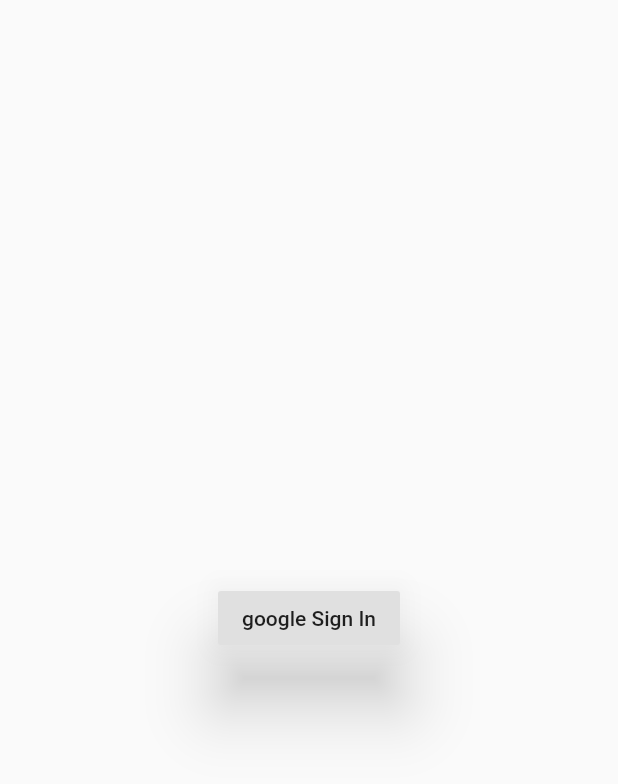
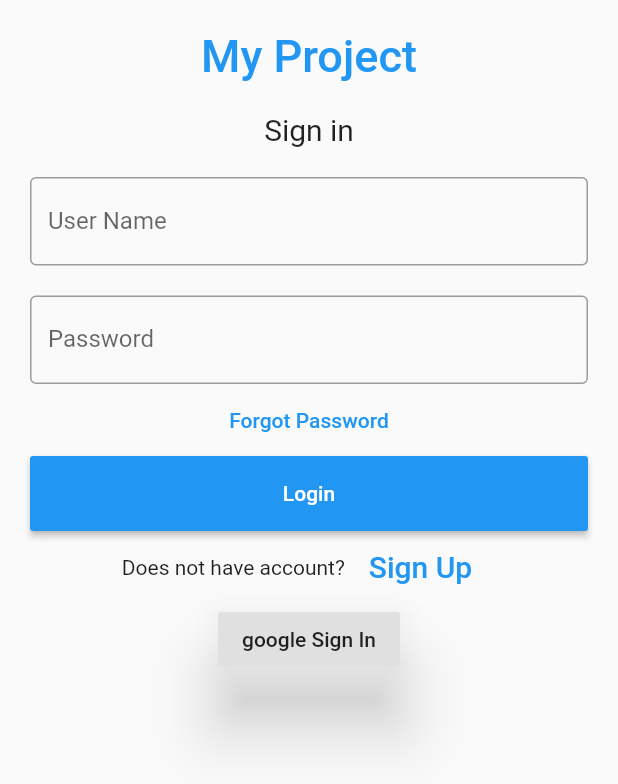
Before and after one commit to raunak-many-ac/Flutter_UI, a Flutter app: the screen it shows after launch, on a phone screen of 412 x 824 dp. Shown: the top 784 px of the screen. Run offline on Flutter 3.47's test engine with Material 2 defaults, Android fonts, the phone set to English and light mode, and no system bars; our stand-ins replace firebase_auth, firebase_core, flutter_svg, google_sign_in; accounts and stored records are empty.

Commit message:
login and signup forms

```diff
--- a/lib/Auth/AuthScreen.dart
+++ b/lib/Auth/AuthScreen.dart
@@ -1,41 +1,66 @@
 import 'package:firebase_auth/firebase_auth.dart';
 import 'package:flutter/material.dart';
 import 'package:google_sign_in/google_sign_in.dart';
+import 'package:myproject/Auth/SignUpForm.dart';
+import 'package:myproject/Auth/LoginForm.dart';
 import 'package:myproject/Auth/google_signin.dart';
 import 'package:myproject/HomePage.dart';
 
 class AuthScreen extends StatefulWidget {
+
   @override
   _AuthScreenState createState() => _AuthScreenState();
 }
 
 class _AuthScreenState extends State<AuthScreen> {
 
+  bool _signUp = false;
+
   @override
   Widget build(BuildContext context) {
     return Scaffold(
-      body: Center(
+        body: Padding(
+            padding: EdgeInsets.all(10),
+            child: ListView(
+              children: <Widget>[
+                Container(
+                    alignment: Alignment.center,
+                    padding: EdgeInsets.all(10),
+                    child: Text(
+                      'My Project',
+                      style: TextStyle(
+                          color: Colors.blue,
+                          fontWeight: FontWeight.w500,
+                          fontSize: 30),
+                    )),
+                _signUp ? SignUpForm(setSignUp) : LoginForm(setSignUp),
+                Center(
                   child: RaisedButton(
                     elevation: 20,
                     child: Text('google Sign In'),
                     onPressed: () => signIn(context),
                   ),
                 ),
-    );
+              ],
+            )));
   }
 
-  void signIn(BuildContext context) async{
-    if(await googleSignIn())
-      goToHomeScreen(context);
+  void setSignUp(bool signup){
+    setState(() {
+      _signUp = signup;
+    });
+  }
+
+  void signIn(BuildContext context) async {
+    if (await googleSignIn()) goToHomeScreen(context);
   }
 
   //..pop current screen and go to another one
-  void goToHomeScreen(BuildContext context){
+  void goToHomeScreen(BuildContext context) {
     Navigator.pop(context);
     Navigator.push(
         context,
-      MaterialPageRoute(builder: (context) => MyHomePage(title: 'Flutter Demo Home Page'))
-    );
+        MaterialPageRoute(
+            builder: (context) => MyHomePage(title: 'Flutter Demo Home Page')));
   }
-
 }
--- /dev/null
+++ b/lib/Auth/LoginForm.dart
@@ -0,0 +1,74 @@
+import 'package:flutter/material.dart';
+import 'package:myproject/Auth/AuthScreen.dart';
+
+Widget LoginForm(Function setSignUp){
+  return Column(
+    children: [
+      Container(
+          alignment: Alignment.center,
+          padding: EdgeInsets.all(10),
+          child: Text(
+            'Sign in',
+            style: TextStyle(fontSize: 20),
+          )),
+      Container(
+        padding: EdgeInsets.all(10),
+        child: TextField(
+          // controller: nameController,
+          decoration: InputDecoration(
+            border: OutlineInputBorder(),
+            labelText: 'User Name',
+          ),
+        ),
+      ),
+      Container(
+        padding: EdgeInsets.fromLTRB(10, 10, 10, 0),
+        child: TextField(
+          obscureText: true,
+          // controller: passwordController,
+          decoration: InputDecoration(
+            border: OutlineInputBorder(),
+            labelText: 'Password',
+          ),
+        ),
+      ),
+      FlatButton(
+        onPressed: () {
+          //forgot password screen
+        },
+        textColor: Colors.blue,
+        child: Text('Forgot Password'),
+      ),
+      Container(
+          height: 50,
+          width: double.infinity,
+          padding: EdgeInsets.fromLTRB(10, 0, 10, 0),
+          child: RaisedButton(
+            textColor: Colors.white,
+            color: Colors.blue,
+            child: Text('Login'),
+            onPressed: () {
+              // print(nameController.text);
+              // print(passwordController.text);
+            },
+          )),
+      Container(
+          child: Row(
+            children: <Widget>[
+              Text('Does not have account?'),
+              FlatButton(
+                textColor: Colors.blue,
+                child: Text(
+                  'Sign Up',
+                  style: TextStyle(fontSize: 20),
+                ),
+                onPressed: () {
+                  setSignUp(true);
+                },
+              )
+            ],
+            mainAxisAlignment: MainAxisAlignment.center,
+          )),
+    ],
+  );
+}
```
Also changed, not shown: lib/Auth/SignUpForm.dart (added, +78 -0 lines). Lines whose indentation alone changed are shown as unchanged.
